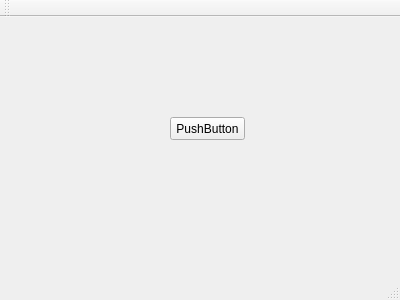
The window that App/AppUiTest2/mainwindow.ui (Scorpion1911/ServoDriveTech) describes before a commit, drawn with Qt 5.
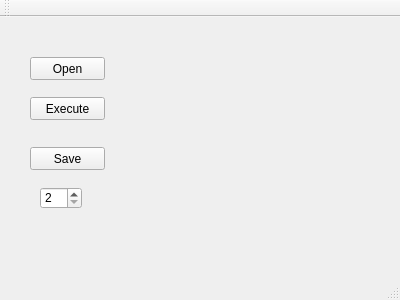
The same window after the commit.

The edit to the form file:
```diff
--- a/App/AppUiTest2/mainwindow.ui
+++ b/App/AppUiTest2/mainwindow.ui
@@ -17,14 +17,53 @@
    <widget class="QPushButton" name="pushButton">
     <property name="geometry">
      <rect>
-      <x>170</x>
-      <y>100</y>
+      <x>30</x>
+      <y>40</y>
       <width>75</width>
       <height>23</height>
      </rect>
     </property>
     <property name="text">
-     <string>PushButton</string>
+     <string>Open</string>
+    </property>
+   </widget>
+   <widget class="QPushButton" name="btn_exe">
+    <property name="geometry">
+     <rect>
+      <x>30</x>
+      <y>80</y>
+      <width>75</width>
+      <height>23</height>
+     </rect>
+    </property>
+    <property name="text">
+     <string>Execute</string>
+    </property>
+   </widget>
+   <widget class="QPushButton" name="btn_save">
+    <property name="geometry">
+     <rect>
+      <x>30</x>
+      <y>130</y>
+      <width>75</width>
+      <height>23</height>
+     </rect>
+    </property>
+    <property name="text">
+     <string>Save</string>
+    </property>
+   </widget>
+   <widget class="QSpinBox" name="spinBox">
+    <property name="geometry">
+     <rect>
+      <x>40</x>
+      <y>170</y>
+      <width>42</width>
+      <height>22</height>
+     </rect>
+    </property>
+    <property name="minimum">
+     <number>2</number>
     </property>
    </widget>
   </widget>
```
Left out of the diff: 2 changed lines with no effect on the pictures.
